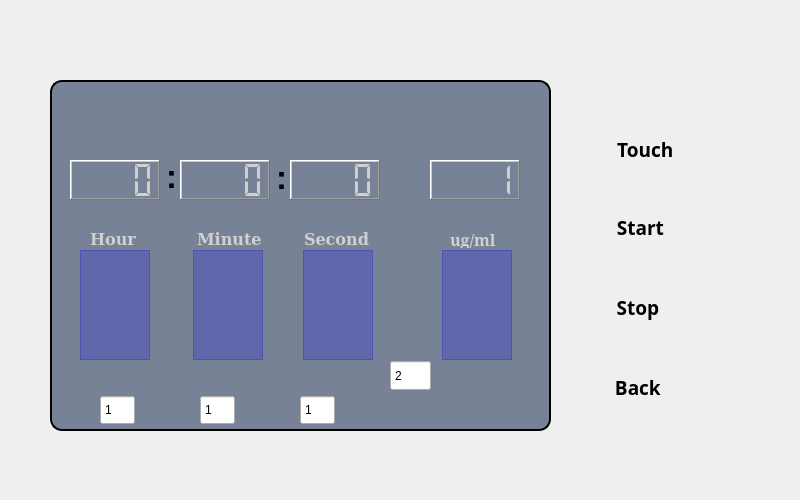
Before: the Qt Designer form ozonegeneral.ui in mohsencyber/gardinaUI, drawn with Qt 5.
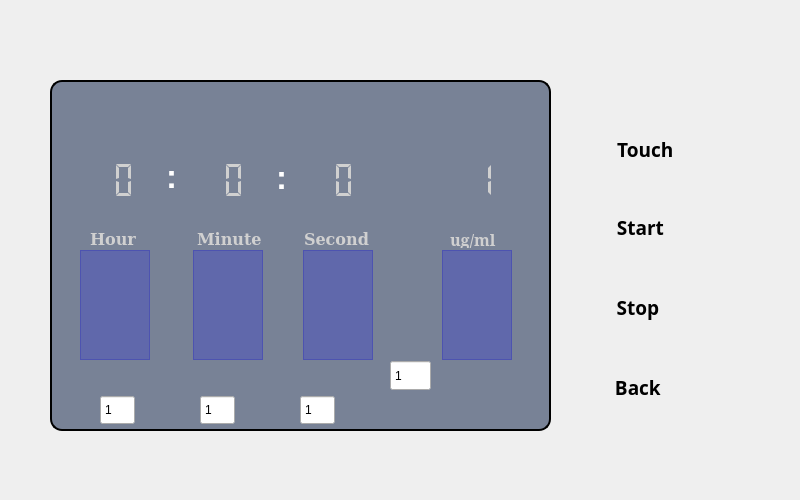
After: the same form once the commit is applied. Icons and pictures are not drawn. Custom widgets are drawn as their Qt base class.

The edit to the form file:
```diff
--- a/ozonegeneral.ui
+++ b/ozonegeneral.ui
@@ -431,13 +431,13 @@
      </palette>
     </property>
     <property name="frameShape">
-     <enum>QFrame::WinPanel</enum>
+     <enum>QFrame::NoFrame</enum>
     </property>
     <property name="frameShadow">
      <enum>QFrame::Raised</enum>
     </property>
     <property name="digitCount">
-     <number>4</number>
+     <number>2</number>
     </property>
     <property name="mode">
      <enum>QLCDNumber::Dec</enum>
@@ -493,10 +493,10 @@
      </palette>
     </property>
     <property name="frameShape">
-     <enum>QFrame::WinPanel</enum>
+     <enum>QFrame::NoFrame</enum>
     </property>
     <property name="digitCount">
-     <number>4</number>
+     <number>2</number>
     </property>
     <property name="segmentStyle">
      <enum>QLCDNumber::Flat</enum>
@@ -549,10 +549,10 @@
      </palette>
     </property>
     <property name="frameShape">
-     <enum>QFrame::WinPanel</enum>
+     <enum>QFrame::NoFrame</enum>
     </property>
     <property name="digitCount">
-     <number>4</number>
+     <number>2</number>
     </property>
     <property name="segmentStyle">
      <enum>QLCDNumber::Flat</enum>
@@ -875,10 +875,10 @@
      </palette>
     </property>
     <property name="frameShape">
-     <enum>QFrame::WinPanel</enum>
+     <enum>QFrame::NoFrame</enum>
     </property>
     <property name="digitCount">
-     <number>4</number>
+     <number>2</number>
     </property>
     <property name="segmentStyle">
      <enum>QLCDNumber::Flat</enum>
@@ -961,13 +961,13 @@
      <enum>QAbstractSpinBox::NoButtons</enum>
     </property>
     <property name="minimum">
-     <number>1</number>
+     <number>0</number>
     </property>
     <property name="maximum">
-     <number>80</number>
+     <number>81</number>
     </property>
     <property name="value">
-     <number>2</number>
+     <number>1</number>
     </property>
    </widget>
    <widget class="QLabel" name="label_5">
@@ -979,6 +979,43 @@
       <height>40</height>
      </rect>
     </property>
+    <property name="palette">
+     <palette>
+      <active>
+       <colorrole role="WindowText">
+        <brush brushstyle="SolidPattern">
+         <color alpha="255">
+          <red>255</red>
+          <green>255</green>
+          <blue>255</blue>
+         </color>
+        </brush>
+       </colorrole>
+      </active>
+      <inactive>
+       <colorrole role="WindowText">
+        <brush brushstyle="SolidPattern">
+         <color alpha="255">
+          <red>255</red>
+          <green>255</green>
+          <blue>255</blue>
+         </color>
+        </brush>
+       </colorrole>
+      </inactive>
+      <disabled>
+       <colorrole role="WindowText">
+        <brush brushstyle="SolidPattern">
+         <color alpha="96">
+          <red>164</red>
+          <green>166</green>
+          <blue>168</blue>
+         </color>
+        </brush>
+       </colorrole>
+      </disabled>
+     </palette>
+    </property>
     <property name="font">
      <font>
       <pointsize>25</pointsize>
@@ -999,6 +1036,43 @@
       <height>40</height>
      </rect>
     </property>
+    <property name="palette">
+     <palette>
+      <active>
+       <colorrole role="WindowText">
+        <brush brushstyle="SolidPattern">
+         <color alpha="255">
+          <red>255</red>
+          <green>255</green>
+          <blue>255</blue>
+         </color>
+        </brush>
+       </colorrole>
+      </active>
+      <inactive>
+       <colorrole role="WindowText">
+        <brush brushstyle="SolidPattern">
+         <color alpha="255">
+          <red>255</red>
+          <green>255</green>
+          <blue>255</blue>
+         </color>
+        </brush>
+       </colorrole>
+      </inactive>
+      <disabled>
+       <colorrole role="WindowText">
+        <brush brushstyle="SolidPattern">
+         <color alpha="96">
+          <red>164</red>
+          <green>166</green>
+          <blue>168</blue>
+         </color>
+        </brush>
+       </colorrole>
+      </disabled>
+     </palette>
+    </property>
     <property name="font">
      <font>
       <pointsize>25</pointsize>
```
Left out of the diff: 2 changed lines with no effect on the pictures.
